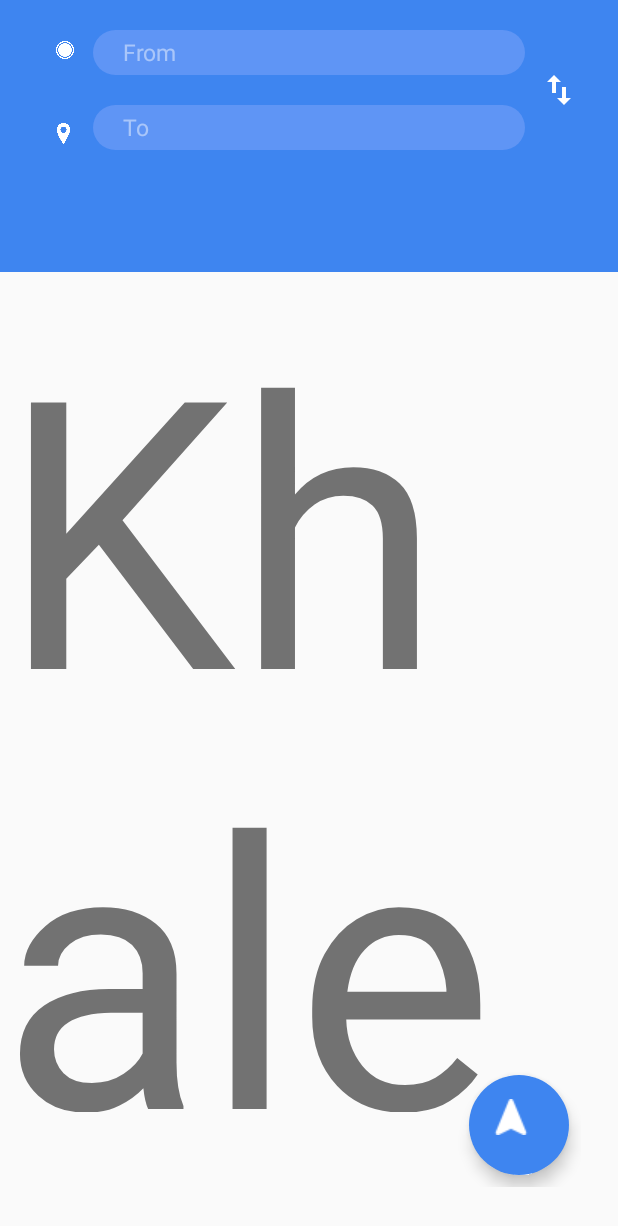
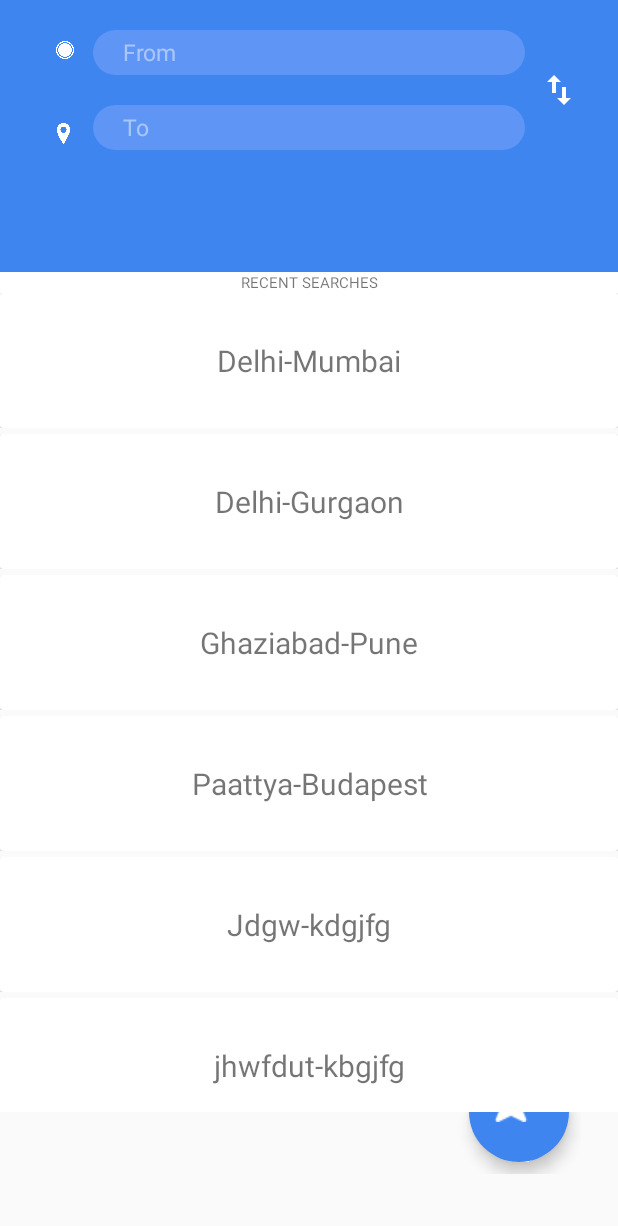
Before and after one commit to chhabrabhishek/Texway, an Android app: the MainActivity screen opened directly, with no data from a screen before it, on a phone screen of 412 x 824 dp. Shown: the top 1226 px of the screen. Run offline under Robolectric (Android 15) with nearby library versions, the phone set to English and light mode, and no system bars.

Commit message:
Added list view

```diff
--- a/app/build.gradle
+++ b/app/build.gradle
@@ -24,12 +24,10 @@ dependencies {
     androidTestCompile('com.android.support.test.espresso:espresso-core:2.2.2', {
         exclude group: 'com.android.support', module: 'support-annotations'
     })
-
     compile 'com.android.support:support-v4:25.3.1'
     compile 'com.android.support:design:25.3.1'
     compile 'com.android.support:appcompat-v7:25.3.1'
     compile 'com.android.support.constraint:constraint-layout:1.0.2'
     testCompile 'junit:junit:4.12'
     implementation 'com.android.support:cardview-v7:25.3.1'
-    implementation 'com.github.clans:fab:1.6.4'
 }
--- a/app/src/main/AndroidManifest.xml
+++ b/app/src/main/AndroidManifest.xml
@@ -17,7 +17,7 @@
             </intent-filter>
         </activity>
         <activity android:name=".MainActivity" />
-        <activity android:name=".WelcomeActivity"></activity>
+        <activity android:name=".WelcomeActivity" />
     </application>
 
 </manifest>
--- /dev/null
+++ b/app/src/main/java/smartindiahackathon/texway/DataBaseManager.java
@@ -0,0 +1,55 @@
+package smartindiahackathon.texway;
+
+import android.content.ContentValues;
+import android.content.Context;
+import android.database.Cursor;
+import android.database.sqlite.SQLiteDatabase;
+import android.database.sqlite.SQLiteOpenHelper;
+import android.util.Log;
+
+/**
+ * Created by abhishek on 13/3/18.
+ */
+
+public class DataBaseManager extends SQLiteOpenHelper {
+
+    public static final String TableName = "Recent_Searches";
+    public static final String DataBaseName = "YeahDatabase.db";
+    public static final int DataBaseVersion = 1;
+    public static final String ID = "_id";
+    public static final String Source = "From_location";
+    public static final String Destination = "To_location";
+
+    public DataBaseManager(Context context){
+        super(context,DataBaseName,null,DataBaseVersion);
+
+    }
+
+    @Override
+    public void onCreate(SQLiteDatabase db) {
+        Log.d("#FUCK", "YOU");
+        db.execSQL("CREATE TABLE " + TableName + "(_id INTEGER PRIMARY KEY AUTOINCREMENT, From_location TEXT , To_location TEXT);");
+    }
+
+    @Override
+    public void onUpgrade(SQLiteDatabase db, int oldVersion, int newVersion) {
+        db.execSQL("DROP TABLE "+TableName);
+        onCreate(db);
+    }
+
+    public boolean insert_data(String Sid,String SName){
+        SQLiteDatabase db = this.getWritableDatabase();
+        ContentValues contentValues = new ContentValues();
+        contentValues.put(Source,Sid);
+        contentValues.put(Destination,SName);
+        long result = db.insert(TableName,null,contentValues);
+        Log.d("#FUCK", Long.toString(result));
+        if(result==-1){
+            return false;
+        }
+        else{
+            return true;
+        }
+    }
+
+}
--- a/app/src/main/java/smartindiahackathon/texway/MainActivity.java
+++ b/app/src/main/java/smartindiahackathon/texway/MainActivity.java
@@ -1,27 +1,52 @@
 package smartindiahackathon.texway;
 
+import android.content.Intent;
+import android.database.Cursor;
 import android.graphics.Color;
 import android.os.Build;
+import android.support.design.widget.FloatingActionButton;
+import android.support.v7.app.AlertDialog;
 import android.support.v7.app.AppCompatActivity;
 import android.os.Bundle;
 import android.support.v7.widget.CardView;
 import android.view.View;
+import android.view.ViewGroup;
 import android.view.Window;
 import android.view.WindowManager;
+import android.widget.ArrayAdapter;
+import android.widget.BaseAdapter;
 import android.widget.EditText;
+import android.widget.ListAdapter;
+import android.widget.ListView;
+import android.widget.TextView;
+import android.widget.Toast;
+
+import java.util.ArrayList;
 
 public class MainActivity extends AppCompatActivity {
 
     EditText edt1,edt2;
+    FloatingActionButton FAB;
+    DataBaseManager dataBaseManager;
+
+    String[] From_To = {"Delhi-Mumbai","Delhi-Gurgaon","Ghaziabad-Pune","Paattya-Budapest","Jdgw-kdgjfg","jhwfdut-kbgjfg"};
 
     @Override
     protected void onCreate(Bundle savedInstanceState) {
         super.onCreate(savedInstanceState);
         setContentView(R.layout.activity_main);
         changeStatusBarColor();
-
         edt1 = (EditText) findViewById(R.id.source_edittext);
         edt2 = (EditText) findViewById(R.id.destination_edittext);
+        FAB = (FloatingActionButton) findViewById(R.id.fab);
+        dataBaseManager = new DataBaseManager(this);
+
+        ListView listView = (ListView) findViewById(R.id.lists);
+
+        CustomAdapter customAdapter = new CustomAdapter();
+        listView.setAdapter(customAdapter);
+
+
     }
 
     private void changeStatusBarColor() {
@@ -39,4 +64,44 @@ public class MainActivity extends AppCompatActivity {
         edt1.setText(var);
 
     }
+
+    public void AddData(View view){
+        boolean isInserted = dataBaseManager.insert_data(edt1.getText().toString(),edt2.getText().toString());
+        if(isInserted == true){
+            Toast.makeText(MainActivity.this,"DATA INSERTED",Toast.LENGTH_LONG).show();
+        }
+        else{
+            Toast.makeText(MainActivity.this,"DATA NOT INSERTED",Toast.LENGTH_LONG).show();
+        }
+
+    }
+
+    class CustomAdapter extends BaseAdapter{
+
+        @Override
+        public int getCount() {
+            return From_To.length;
+        }
+
+        @Override
+        public Object getItem(int position) {
+            return null;
+        }
+
+        @Override
+        public long getItemId(int position) {
+            return 0;
+        }
+
+        @Override
+        public View getView(int position, View convertView, ViewGroup parent) {
+
+            convertView = getLayoutInflater().inflate(R.layout.custom_list,null);
+            TextView textView = (TextView) convertView.findViewById(R.id.from_to_to);
+
+            textView.setText(From_To[position]);
+            return convertView;
+        }
+    }
+
 }
--- a/app/src/main/res/layout/activity_main.xml
+++ b/app/src/main/res/layout/activity_main.xml
@@ -71,7 +71,7 @@
         android:layout_width="wrap_content"
         android:layout_height="wrap_content"
         android:orientation="horizontal"
-        app:layout_constraintGuide_percent="0.83" />
+        app:layout_constraintGuide_percent="0.82" />
 
     <android.support.constraint.Guideline
         android:id="@+id/vertical_12"
@@ -92,7 +92,7 @@
         android:layout_width="wrap_content"
         android:layout_height="wrap_content"
         android:orientation="horizontal"
-        app:layout_constraintGuide_percent="0.96" />
+        app:layout_constraintGuide_percent="0.95" />
 
     <android.support.constraint.Guideline
         android:id="@+id/vertical_88"
@@ -223,35 +223,45 @@
             android:layout_width="match_parent"
             android:layout_height="match_parent"
             android:layout_gravity="end|bottom"
+            android:clickable="true"
+            android:visibility="visible"
+            android:onClick="AddData"
             android:src="@drawable/nav"
             app:backgroundTint="#3e85f0"
             app:borderWidth="0dp"
             android:layout_margin="8dp"/>
     </LinearLayout>
+    <LinearLayout
+        android:layout_width="match_parent"
+        android:layout_height="wrap_content"
+        android:id="@+id/Recent_text"
+        android:background="#ffffff"
+        app:layout_constraintTop_toBottomOf="@id/edt_wrapper">
 
-    <ScrollView
+        <TextView
+            android:layout_width="match_parent"
+            android:layout_height="match_parent"
+            android:text="RECENT SEARCHES"
+            android:textAlignment="center"
+            android:textSize="10dp"/>
+
+    </LinearLayout>
+
+    <ListView
         android:layout_width="match_parent"
         android:layout_height="0dp"
-        app:layout_constraintTop_toBottomOf="@id/edt_wrapper"
+        android:id="@+id/lists"
+        android:orientation="vertical"
+        android:divider="@null"
+        android:dividerHeight="4dp"
+        app:layout_constraintTop_toBottomOf="@id/Recent_text"
         app:layout_constraintBottom_toTopOf="@id/horizontal_90"
-        android:fillViewport="false"
-        android:scrollbars="none"
-        android:scrollbarStyle="insideInset"
-        android:isScrollContainer="false">
+        android:isScrollContainer="false"
+        android:scrollbars="none">
 
-        <LinearLayout
-            android:layout_width="match_parent"
-            android:layout_height="match_parent"
-            android:orientation="vertical">
+    </ListView>
 
-            <TextView
-                android:layout_width="match_parent"
-                android:layout_height="match_parent"
-                android:text="Khaleesi"
-                android:textSize="250dp"/>
 
-        </LinearLayout>
 
-    </ScrollView>
 
 </android.support.constraint.ConstraintLayout>
--- /dev/null
+++ b/app/src/main/res/layout/custom_list.xml
@@ -0,0 +1,35 @@
+<?xml version="1.0" encoding="utf-8"?>
+<android.support.constraint.ConstraintLayout xmlns:android="http://schemas.android.com/apk/res/android"
+    android:layout_width="match_parent"
+    android:layout_height="match_parent"
+    xmlns:app="http://schemas.android.com/apk/res-auto">
+
+    <LinearLayout
+        android:layout_width="match_parent"
+        android:layout_height="90dp">
+
+        <android.support.v7.widget.CardView
+            android:layout_width="match_parent"
+            android:layout_height="match_parent"
+            app:cardUseCompatPadding="false">
+
+            <RelativeLayout
+                android:layout_width="match_parent"
+                android:layout_height="match_parent">
+
+                <TextView
+                    android:layout_width="match_parent"
+                    android:layout_height="wrap_content"
+                    android:text="TextView"
+                    android:id="@+id/from_to_to"
+                    android:textSize="20dp"
+                    android:gravity="center"
+                    android:layout_centerInParent="true"/>
+
+            </RelativeLayout>
+
+        </android.support.v7.widget.CardView>
+
+    </LinearLayout>
+
+</android.support.constraint.ConstraintLayout>
```
Also changed, not shown: app/src/main/res/mipmap-hdpi/ic_launcher.png, app/src/main/res/mipmap-mdpi/ic_launcher.png, app/src/main/res/mipmap-xhdpi/ic_launcher.png, app/src/main/res/mipmap-xxhdpi/ic_launcher.png, app/src/main/res/mipmap-xxxhdpi/ic_launcher.png, 201 other files.
